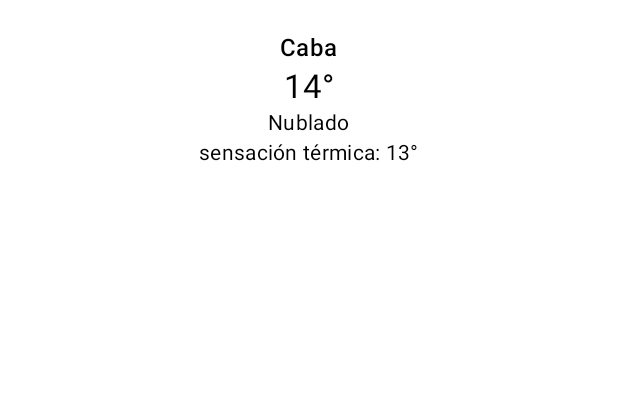
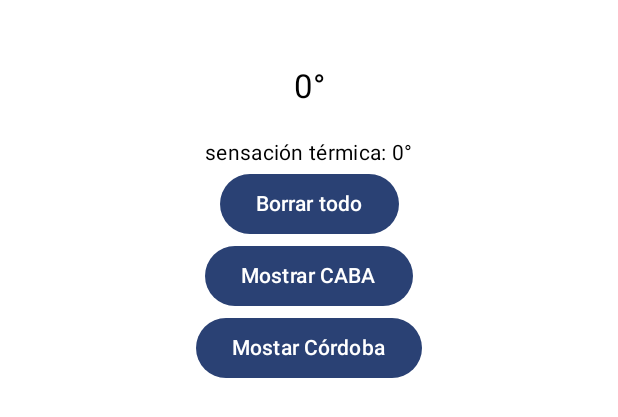
Before and after one commit to RevRad-92/weatherApp, an Android app built with Jetpack Compose: the @Preview function MainPagePreview, on a phone screen of 412 x 824 dp. Shown: the top 417 px of the screen. Run offline under Robolectric (Android 15) with nearby library versions, the phone set to English and light mode, and no system bars.

Commit message:
MainPageViewModel + Clima class

```diff
--- a/app/build.gradle.kts
+++ b/app/build.gradle.kts
@@ -59,6 +59,7 @@ dependencies {
     implementation(libs.androidx.ui.graphics)
     implementation(libs.androidx.ui.tooling.preview)
     implementation(libs.androidx.material3)
+    implementation(libs.androidx.lifecycle.viewmodel.compose)
     testImplementation(libs.junit)
     androidTestImplementation(libs.androidx.junit)
     androidTestImplementation(libs.androidx.espresso.core)
--- /dev/null
+++ b/app/src/main/java/com/example/weatherapp/Clima.kt
@@ -0,0 +1,12 @@
+package com.example.weatherapp
+
+data class Clima(
+    val temperatura: Int,
+    val humedad: Float,
+    val ciudad: String,
+    val st: Int,
+    val viento: Int,
+    val latitud: Long,
+    val longitud: Long,
+    val estado: String
+)
--- a/app/src/main/java/com/example/weatherapp/MainPage.kt
+++ b/app/src/main/java/com/example/weatherapp/MainPage.kt
@@ -3,6 +3,7 @@ package com.example.weatherapp
 import androidx.compose.foundation.layout.Column
 import androidx.compose.foundation.layout.fillMaxWidth
 import androidx.compose.foundation.layout.padding
+import androidx.compose.material3.Button
 import androidx.compose.material3.MaterialTheme
 import androidx.compose.material3.Text
 import androidx.compose.runtime.Composable
@@ -12,16 +13,22 @@ import androidx.compose.ui.Alignment
 import androidx.compose.ui.Modifier
 import androidx.compose.ui.tooling.preview.Preview
 import androidx.compose.ui.unit.dp
+import androidx.lifecycle.ViewModel
+import androidx.lifecycle.viewmodel.compose.viewModel
 import com.example.weatherapp.ui.theme.WeatherAppTheme
 
 @Composable
-fun MainPage(modifier: Modifier = Modifier) {
+fun MainPage(){
+    MainView( viewModel = viewModel())
+}
 
-    // variable observada (remember para q no se pierda al recomponerse)
-    val ciudad = remember {mutableStateOf<String>("Caba")}
-    val temperatura = remember {mutableStateOf<Int>(14)}
-    val descripcion = remember {mutableStateOf<String>("Nublado")}
-    val st = remember {mutableStateOf<Int>(13)}
+@Composable
+fun MainView(
+    modifier: Modifier = Modifier,
+    viewModel: MainPageViewModel
+) {
+
+    val ViewModel : MainPageViewModel = viewModel();
 
     Column (
         modifier = modifier
@@ -29,11 +36,33 @@ fun MainPage(modifier: Modifier = Modifier) {
             .padding(20.dp),
         horizontalAlignment = Alignment.CenterHorizontally
     ){
-        Text(text = ciudad.value, style = MaterialTheme.typography.titleMedium)
+        if (viewModel.noHayDatos.value){
+            Text(text = "no hay nada para mostrar")
+        } else {
+            Text(text = ViewModel.ciudad.value, style = MaterialTheme.typography.titleMedium)
 
-        Text(text = "${temperatura.value}°", style = MaterialTheme.typography.titleLarge)
-        Text(text = descripcion.value, style = MaterialTheme.typography.bodyMedium)
-        Text(text = "sensación térmica: ${st.value}°", style = MaterialTheme.typography.bodyMedium)
+            Text(text = "${ViewModel.temperatura.value}°", style = MaterialTheme.typography.titleLarge)
+            Text(text = ViewModel.descripcion.value, style = MaterialTheme.typography.bodyMedium)
+            Text(text = "sensación térmica: ${ViewModel.st.value}°", style = MaterialTheme.typography.bodyMedium)
+        }
+
+
+        Button(
+            onClick = {viewModel.borrarTodo()}) {
+            Text(text = "Borrar todo")
+        }
+
+        Button(
+            onClick = {viewModel.mostrarCABA()}
+        ) {
+            Text(text = "Mostrar CABA")
+        }
+
+        Button(
+            onClick = {viewModel.mostrarCordoba()}
+        ) {
+            Text(text = "Mostar Córdoba")
+        }
     }
 
 }
@@ -42,6 +71,6 @@ fun MainPage(modifier: Modifier = Modifier) {
 @Composable
 fun MainPagePreview() {
     WeatherAppTheme {
-        MainPage()
+        MainView(viewModel = viewModel())
     }
 }
--- /dev/null
+++ b/app/src/main/java/com/example/weatherapp/MainPageViewModel.kt
@@ -0,0 +1,59 @@
+package com.example.weatherapp
+
+import androidx.compose.runtime.mutableStateOf
+import androidx.lifecycle.ViewModel
+
+class MainPageViewModel : ViewModel() {
+    // variable observada (remember para q no se pierda al recomponerse)
+    val ciudad = mutableStateOf<String>("")
+    val temperatura = mutableStateOf<Int>(0)
+    val descripcion = mutableStateOf<String>("")
+    val st = mutableStateOf<Int>(0)
+    val noHayDatos = mutableStateOf(false)
+
+    private val climaCordoba = Clima(
+        ciudad = "Córdoba",
+        temperatura = 14,
+        estado = "nublado",
+        humedad = 18.0F,
+        st = 30,
+        viento = 30,
+        latitud = 1231333,
+        longitud = 121212
+    )
+
+    private val climaCABA = Clima(
+        ciudad = "CABA",
+        temperatura = 18,
+        estado = "Soleado",
+        humedad = 18.0F,
+        st = 30,
+        viento = 30,
+        latitud = 12314565,
+        longitud = 1214574
+    )
+
+    fun  borrarTodo(){
+        ciudad.value = "0"
+        temperatura.value = 0
+        descripcion.value = ""
+        st.value = 0
+        noHayDatos.value = true
+    }
+
+    fun mostrarCordoba(){
+        ciudad.value = climaCordoba.ciudad
+        temperatura.value = climaCordoba.temperatura
+        descripcion.value = climaCordoba.estado
+        st.value = climaCordoba.st
+        noHayDatos.value = false
+    }
+
+    fun mostrarCABA(){
+        ciudad.value = climaCABA.ciudad
+        temperatura.value = climaCABA.temperatura
+        descripcion.value = climaCABA.estado
+        st.value = climaCABA.st
+        noHayDatos.value = false
+    }
+}
--- a/gradle/libs.versions.toml
+++ b/gradle/libs.versions.toml
@@ -8,6 +8,7 @@ espressoCore = "3.5.1"
 lifecycleRuntimeKtx = "2.7.0"
 activityCompose = "1.9.0"
 composeBom = "2023.08.00"
+lifecycleViewmodelCompose = "2.7.0"
 
 [libraries]
 androidx-core-ktx = { group = "androidx.core", name = "core-ktx", version.ref = "coreKtx" }
@@ -24,6 +25,7 @@ androidx-ui-tooling-preview = { group = "androidx.compose.ui", name = "ui-toolin
 androidx-ui-test-manifest = { group = "androidx.compose.ui", name = "ui-test-manifest" }
 androidx-ui-test-junit4 = { group = "androidx.compose.ui", name = "ui-test-junit4" }
 androidx-material3 = { group = "androidx.compose.material3", name = "material3" }
+androidx-lifecycle-viewmodel-compose = { group = "androidx.lifecycle", name = "lifecycle-viewmodel-compose", version.ref = "lifecycleViewmodelCompose" }
 
 [plugins]
 androidApplication = { id = "com.android.application", version.ref = "agp" }
```
